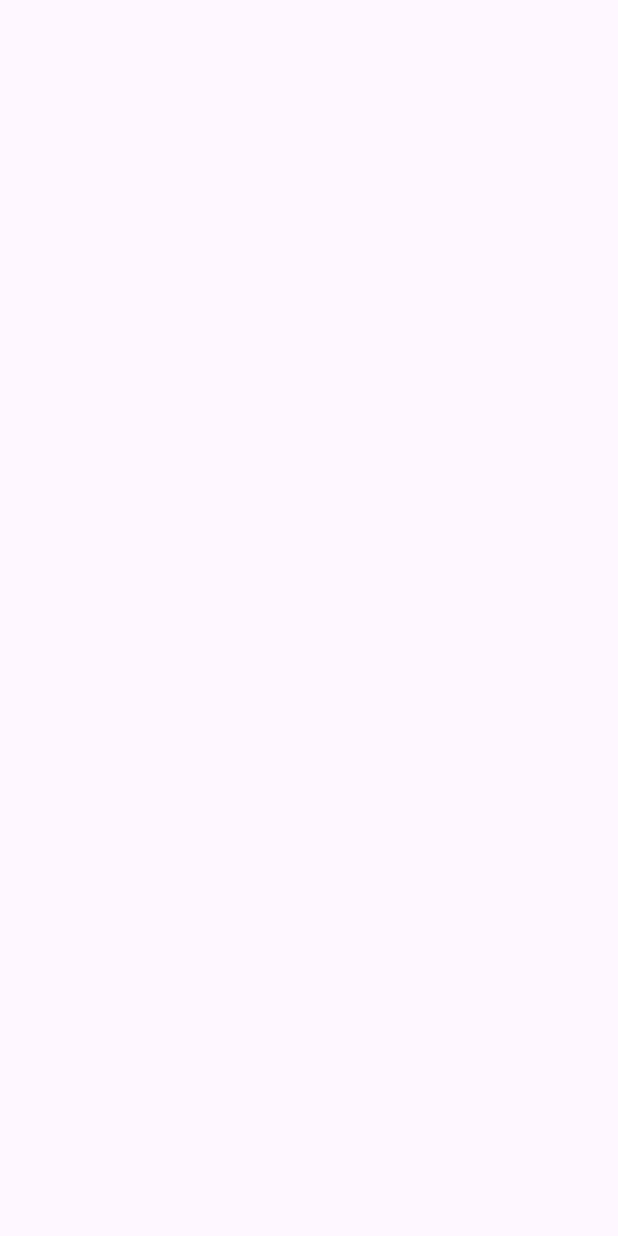
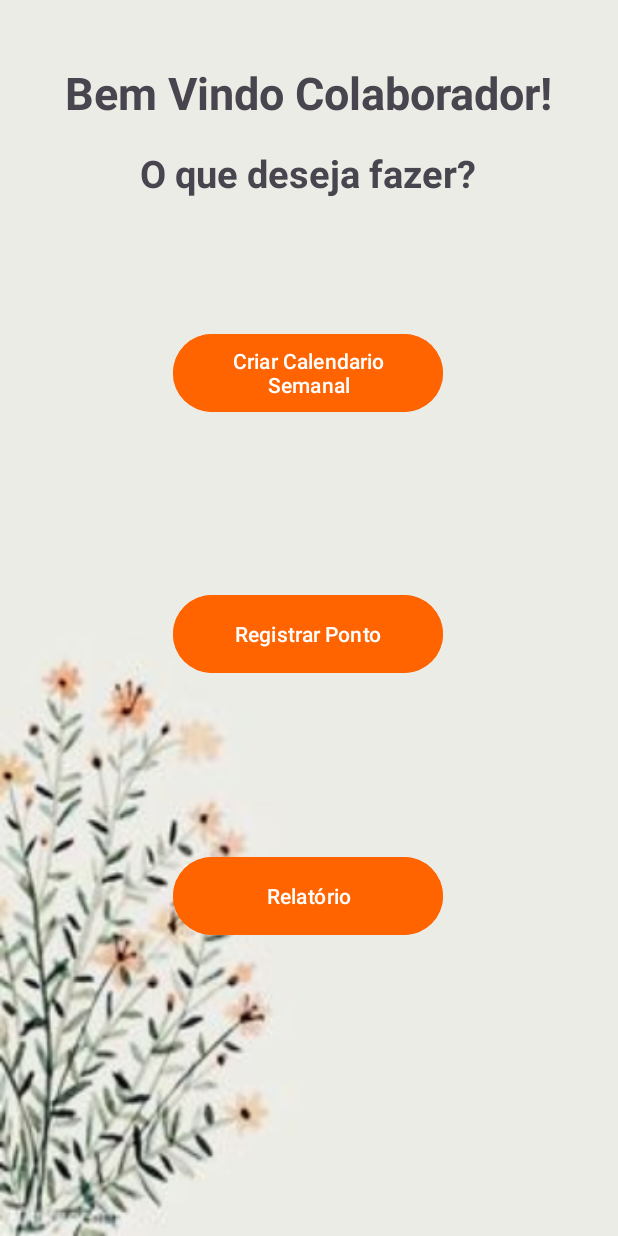
Before and after one commit to JoaoVitorMalaquias/ProjetoIntegrador-3.1, an Android app: the MainActivity screen opened directly, with no data from a screen before it, on a phone screen of 412 x 824 dp. Before the commit the screen is empty. Run offline under Robolectric (Android 15) with nearby library versions, the light colour scheme and no system bars; our stand-ins replace Firebase (no records; nobody signed in at launch, a user with empty details on screens opened directly).

Commit message:
Criando tela Relatorio, Register e Calendario

```diff
--- a/app/src/main/AndroidManifest.xml
+++ b/app/src/main/AndroidManifest.xml
@@ -24,6 +24,9 @@
         </activity>
 
         <activity android:name=".MainActivity"/>
+        <activity android:name=".CalendarView"/>
+        <activity android:name=".Register"/>
+        <activity android:name=".Relatory"/>
     </application>
 
 </manifest>
--- a/app/src/main/java/com/example/projintegrador/MainActivity.kt
+++ b/app/src/main/java/com/example/projintegrador/MainActivity.kt
@@ -1,5 +1,6 @@
 package com.example.projintegrador
 
+import android.content.Intent
 import android.os.Bundle
 import androidx.activity.enableEdgeToEdge
 import androidx.appcompat.app.AppCompatActivity
@@ -21,5 +22,22 @@ class MainActivity : AppCompatActivity() {
         binding = ActivityEscolherServicoBinding.inflate(layoutInflater)
         val view = binding.root
         setContentView(view)
+
+        binding.btnCalendarioSemanal.setOnClickListener {
+            val NavigateToCalendar = Intent(this, CalendarView::class.java)
+            startActivity(NavigateToCalendar)
+        }
+
+        binding.btnRegistrarPonto.setOnClickListener {
+            val NavigateToRegister = Intent(this, Register::class.java)
+            startActivity(NavigateToRegister)
+        }
+
+        binding.btnRelatorio.setOnClickListener {
+            val NavigateToRelatory = Intent(this, Relatory::class.java)
+            startActivity(NavigateToRelatory)
+        }
+
+
     }
 }
--- /dev/null
+++ b/app/src/main/res/layout/activity_calendar.xml
@@ -0,0 +1,6 @@
+<?xml version="1.0" encoding="utf-8"?>
+<androidx.constraintlayout.widget.ConstraintLayout xmlns:android="http://schemas.android.com/apk/res/android"
+    android:layout_width="match_parent"
+    android:layout_height="match_parent">
+
+</androidx.constraintlayout.widget.ConstraintLayout>
--- a/app/src/main/res/layout/activity_escolher_servico.xml
+++ b/app/src/main/res/layout/activity_escolher_servico.xml
@@ -1,6 +1,78 @@
 <?xml version="1.0" encoding="utf-8"?>
 <androidx.constraintlayout.widget.ConstraintLayout xmlns:android="http://schemas.android.com/apk/res/android"
+    xmlns:app="http://schemas.android.com/apk/res-auto"
+    xmlns:tools="http://schemas.android.com/tools"
     android:layout_width="match_parent"
-    android:layout_height="match_parent">
+    android:layout_height="match_parent"
+    android:background="@drawable/clean">
+
+    <TextView
+        android:id="@+id/bemVindo"
+        android:layout_width="wrap_content"
+        android:layout_height="wrap_content"
+        android:text="Bem Vindo Colaborador!"
+        android:textSize="30dp"
+        android:textStyle="bold"
+        app:layout_constraintBottom_toBottomOf="parent"
+        app:layout_constraintEnd_toEndOf="parent"
+        app:layout_constraintHorizontal_bias="0.498"
+        app:layout_constraintStart_toStartOf="parent"
+        app:layout_constraintTop_toTopOf="parent"
+        app:layout_constraintVertical_bias="0.053" />
+
+
+    <TextView
+        android:id="@+id/textView"
+        android:layout_width="wrap_content"
+        android:layout_height="wrap_content"
+        android:text="O que deseja fazer?"
+        android:textSize="25dp"
+        android:textStyle="bold"
+        app:layout_constraintBottom_toBottomOf="parent"
+        app:layout_constraintEnd_toEndOf="parent"
+        app:layout_constraintHorizontal_bias="0.498"
+        app:layout_constraintStart_toStartOf="parent"
+        app:layout_constraintTop_toTopOf="@id/bemVindo"
+        app:layout_constraintVertical_bias="0.0760" />
+
+
+    <Button
+        android:id="@+id/btnCalendarioSemanal"
+        android:layout_width="180dp"
+        android:layout_height="60dp"
+        android:backgroundTint="@color/laranja"
+        android:text="Criar Calendario Semanal"
+        app:layout_constraintBottom_toBottomOf="parent"
+        app:layout_constraintEnd_toEndOf="parent"
+        app:layout_constraintHorizontal_bias="0.497"
+        app:layout_constraintStart_toStartOf="parent"
+        app:layout_constraintTop_toBottomOf="@+id/textView"
+        app:layout_constraintVertical_bias="0.136" />
+
+    <Button
+        android:id="@+id/btnRegistrarPonto"
+        android:layout_width="180dp"
+        android:layout_height="60dp"
+        android:backgroundTint="@color/laranja"
+        android:text="Registrar Ponto"
+        app:layout_constraintBottom_toBottomOf="parent"
+        app:layout_constraintEnd_toEndOf="parent"
+        app:layout_constraintHorizontal_bias="0.497"
+        app:layout_constraintStart_toStartOf="parent"
+        app:layout_constraintTop_toBottomOf="@+id/textView"
+        app:layout_constraintVertical_bias="0.412" />
+
+    <Button
+        android:id="@+id/btnRelatorio"
+        android:layout_width="180dp"
+        android:layout_height="60dp"
+        android:backgroundTint="@color/laranja"
+        android:text="Relatório"
+        app:layout_constraintBottom_toBottomOf="parent"
+        app:layout_constraintEnd_toEndOf="parent"
+        app:layout_constraintHorizontal_bias="0.497"
+        app:layout_constraintStart_toStartOf="parent"
+        app:layout_constraintTop_toBottomOf="@+id/textView"
+        app:layout_constraintVertical_bias="0.689" />
 
 </androidx.constraintlayout.widget.ConstraintLayout>
--- /dev/null
+++ b/app/src/main/res/layout/activity_register.xml
@@ -0,0 +1,6 @@
+<?xml version="1.0" encoding="utf-8"?>
+<androidx.constraintlayout.widget.ConstraintLayout xmlns:android="http://schemas.android.com/apk/res/android"
+    android:layout_width="match_parent"
+    android:layout_height="match_parent">
+
+</androidx.constraintlayout.widget.ConstraintLayout>
--- /dev/null
+++ b/app/src/main/res/layout/activity_relatory.xml
@@ -0,0 +1,6 @@
+<?xml version="1.0" encoding="utf-8"?>
+<androidx.constraintlayout.widget.ConstraintLayout xmlns:android="http://schemas.android.com/apk/res/android"
+    android:layout_width="match_parent"
+    android:layout_height="match_parent">
+
+</androidx.constraintlayout.widget.ConstraintLayout>
--- a/app/src/main/res/values/colors.xml
+++ b/app/src/main/res/values/colors.xml
@@ -3,4 +3,5 @@
     <color name="black">#FF000000</color>
     <color name="white">#FFFFFFFF</color>
     <color name="blue">#2196F3</color>
+    <color name="laranja">#FF6400</color>
 </resources>
```
Also changed, not shown: app/src/main/java/com/example/projintegrador/CalendarView.kt (added, +18 -0 lines), app/src/main/java/com/example/projintegrador/Register.kt (added, +19 -0 lines), app/src/main/java/com/example/projintegrador/Relatory.kt (added, +18 -0 lines), app/src/main/res/layout/activity_main.xml (+17 -18 lines), app/src/main/res/drawable/clean.jpg (added).
